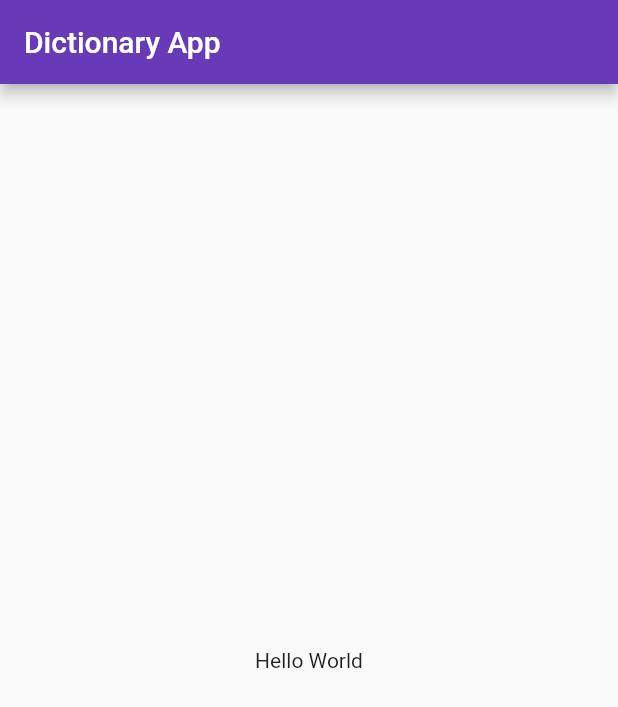
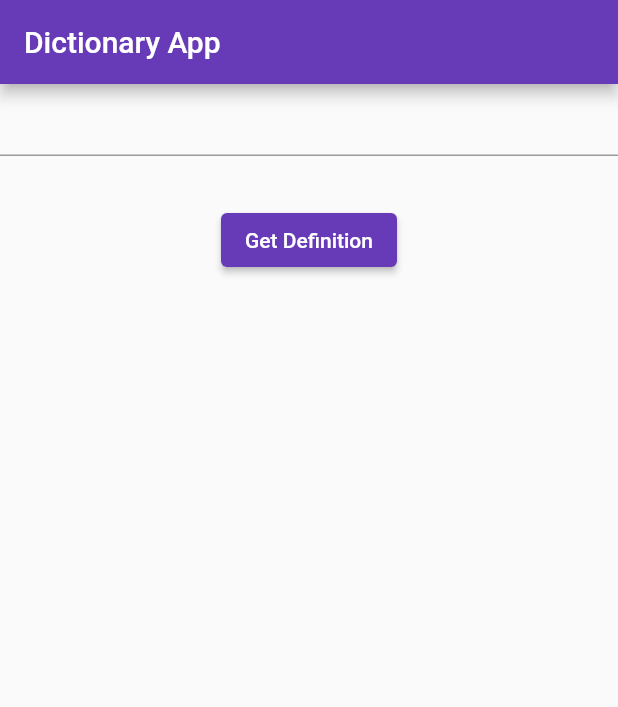
Before and after one commit to SDiamante13/dictionary_app, a Flutter app: the screen it shows after launch, on a phone screen of 412 x 824 dp. Shown: the top 707 px of the screen. Run offline on Flutter 3.47's test engine with Material 2 defaults, Android fonts, the phone set to English and light mode, and no system bars.

Commit message:
Add Input Field and Button for user to search for word definitions.

```diff
--- a/lib/main.dart
+++ b/lib/main.dart
@@ -1,3 +1,4 @@
+import 'package:dictionary_app/src/WordInputField.dart';
 import 'package:flutter/material.dart';
 
 void main() => runApp(const MyApp());
@@ -18,7 +19,7 @@ class MyApp extends StatelessWidget {
           appBar: AppBar(
             title: const Text('Dictionary App'),
           ),
-          body: const Center(child: Text('Hello World'))),
+          body: const WordInputField()),
     );
   }
 }
--- /dev/null
+++ b/lib/src/WordInputField.dart
@@ -0,0 +1,35 @@
+import 'package:flutter/material.dart';
+
+class WordInputField extends StatefulWidget {
+  const WordInputField({Key? key}) : super(key: key);
+
+  @override
+  _WordInputFieldState createState() => _WordInputFieldState();
+}
+
+class _WordInputFieldState extends State<WordInputField> {
+  final _formKey = GlobalKey<FormState>();
+
+  @override
+  Widget build(BuildContext context) {
+    return Form(
+        key: _formKey,
+        child: Column(
+          children: [
+            TextFormField(
+              textAlign: TextAlign.center,
+            ),
+            Padding(
+                padding: const EdgeInsets.symmetric(vertical: 32.0),
+                child: ElevatedButton(
+                  onPressed: _getDefinition,
+                  child: const Text("Get Definition"),
+                ))
+          ],
+        ));
+  }
+
+  void _getDefinition() {
+    print("Button pressed");
+  }
+}
```
Also changed, not shown: 1 other file.
